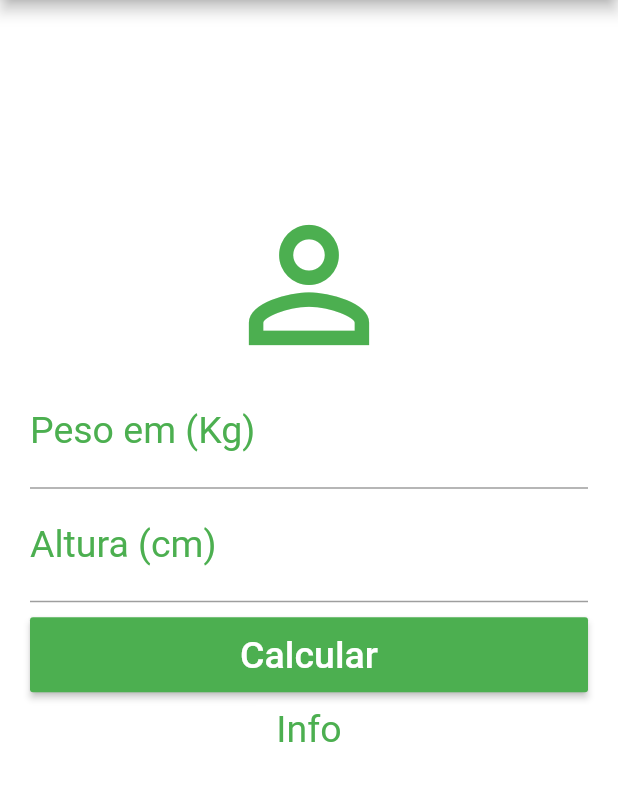
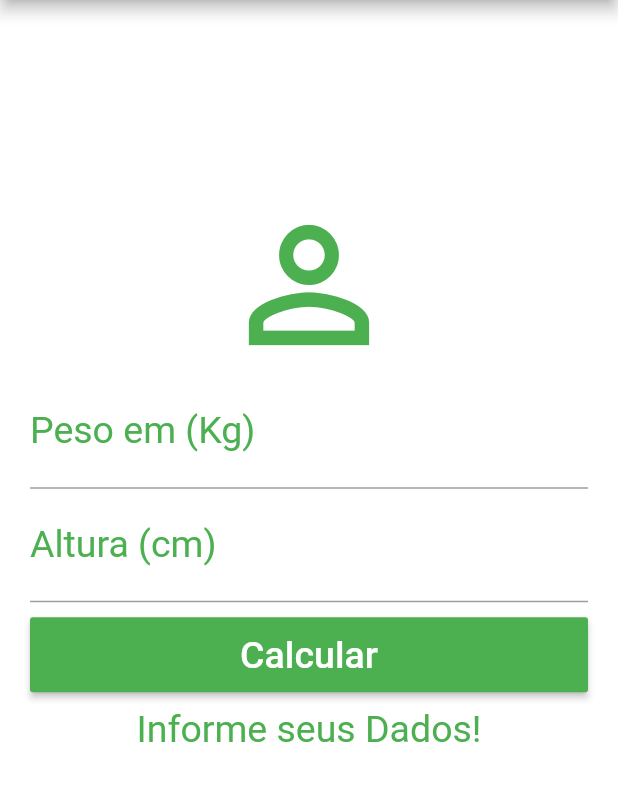
Before and after one commit to AndreVNP/Calculadora-de-IMC, a Flutter app: the screen it shows after launch, after a tap on "Calcular", on a phone screen of 412 x 824 dp, the part 84-885 px from its top. Run offline on Flutter 3.47's test engine with Material 2 defaults, Android fonts, the phone set to English and light mode, and no system bars.

Commit message:
Calculating IMC and Showing

```diff
--- a/lib/main.dart
+++ b/lib/main.dart
@@ -12,6 +12,41 @@ class Home extends StatefulWidget {
 }
 
 class _HomeState extends State<Home> {
+  TextEditingController weightController = TextEditingController();
+  TextEditingController heightController = TextEditingController();
+
+  void _resetField() {
+    weightController.text = "";
+    heightController.text = "";
+    setState(() {
+      _infoText = "Informe seus Dados!";
+    });
+  }
+
+  void _calculate() {
+    setState(() {
+      double weight = double.parse(weightController.text);
+      double height = double.parse(heightController.text) / 100;
+      double imc = weight / (height * height);
+
+      print("Seu imc é " + imc.toString());
+      //_infoText = "Seu imc é " + imc.toString();
+
+      if (imc < 18.6) {
+        _infoText =
+            "Abaixo do Peso. \n\n Seu IMC é ${imc.toStringAsPrecision(4)}";
+      } else if (18.6 < imc && imc < 25) {
+        _infoText =
+            "Dentro do peso ideal. \n\n Seu IMC é ${imc.toStringAsPrecision(4)}";
+      } else {
+        _infoText =
+            "Acima do peso. \n\n Seu IMC é ${imc.toStringAsPrecision(4)}";
+      }
+    });
+  }
+
+  String _infoText = "Informe seus Dados!";
+
   @override
   Widget build(BuildContext context) {
     return Scaffold(
@@ -22,7 +57,7 @@ class _HomeState extends State<Home> {
         actions: <Widget>[
           IconButton(
               icon: Icon(Icons.refresh),
-              onPressed: () => {print("Refresh baby")})
+              onPressed: () => {_resetField(), print("Refresh baby")})
         ],
       ),
       backgroundColor: Colors.white,
@@ -39,6 +74,7 @@ class _HomeState extends State<Home> {
                   labelStyle: TextStyle(color: Colors.green)),
               textAlign: TextAlign.center,
               style: TextStyle(color: Colors.green, fontSize: 25.0),
+              controller: weightController,
             ),
             TextField(
               keyboardType: TextInputType.number,
@@ -47,13 +83,16 @@ class _HomeState extends State<Home> {
                   labelStyle: TextStyle(color: Colors.green)),
               textAlign: TextAlign.center,
               style: TextStyle(color: Colors.green, fontSize: 25.0),
+              controller: heightController,
             ),
             Padding(
               padding: EdgeInsets.only(top: 10.0, bottom: 10.0),
               child: Container(
                 height: 50.0,
                 child: RaisedButton(
-                  onPressed: () {},
+                  onPressed: () {
+                    _calculate();
+                  },
                   child: Text(
                     "Calcular",
                     style: TextStyle(fontSize: 25.0, color: Colors.white),
@@ -63,7 +102,7 @@ class _HomeState extends State<Home> {
               ),
             ),
             Text(
-              "Info",
+              _infoText,
               textAlign: TextAlign.center,
               style: TextStyle(fontSize: 25.0, color: Colors.green),
             )
```
